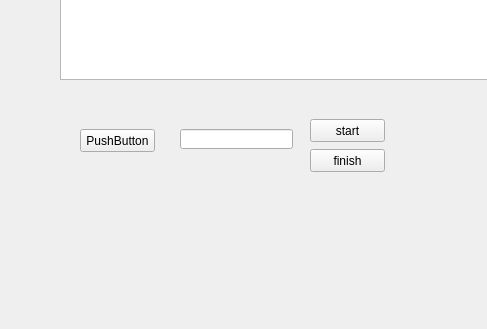
Before: the Qt Designer form mainwindow.ui in TheSirBIG/testdb2, drawn with Qt 5; both pictures show x 0 to 487 and y 271 to 600 of the 800 by 600 pixel window.
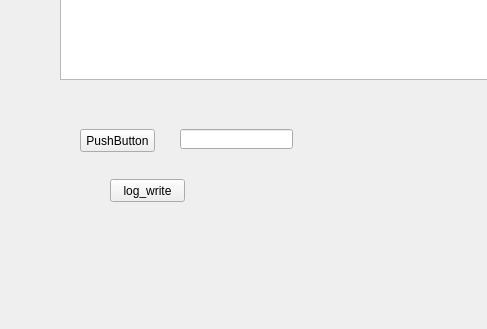
After: the same form once the commit is applied.

Diff of the .ui file:
```diff
--- a/mainwindow.ui
+++ b/mainwindow.ui
@@ -128,32 +128,6 @@
      <string>PushButton</string>
     </property>
    </widget>
-   <widget class="QPushButton" name="pushButton_7">
-    <property name="geometry">
-     <rect>
-      <x>310</x>
-      <y>390</y>
-      <width>75</width>
-      <height>23</height>
-     </rect>
-    </property>
-    <property name="text">
-     <string>start</string>
-    </property>
-   </widget>
-   <widget class="QPushButton" name="pushButton_8">
-    <property name="geometry">
-     <rect>
-      <x>310</x>
-      <y>420</y>
-      <width>75</width>
-      <height>23</height>
-     </rect>
-    </property>
-    <property name="text">
-     <string>finish</string>
-    </property>
-   </widget>
    <widget class="QLineEdit" name="lineEdit">
     <property name="geometry">
      <rect>
@@ -164,6 +138,19 @@
      </rect>
     </property>
    </widget>
+   <widget class="QPushButton" name="pushButton_9">
+    <property name="geometry">
+     <rect>
+      <x>110</x>
+      <y>450</y>
+      <width>75</width>
+      <height>23</height>
+     </rect>
+    </property>
+    <property name="text">
+     <string>log_write</string>
+    </property>
+   </widget>
   </widget>
   <widget class="QMenuBar" name="menubar">
    <property name="geometry">
```
